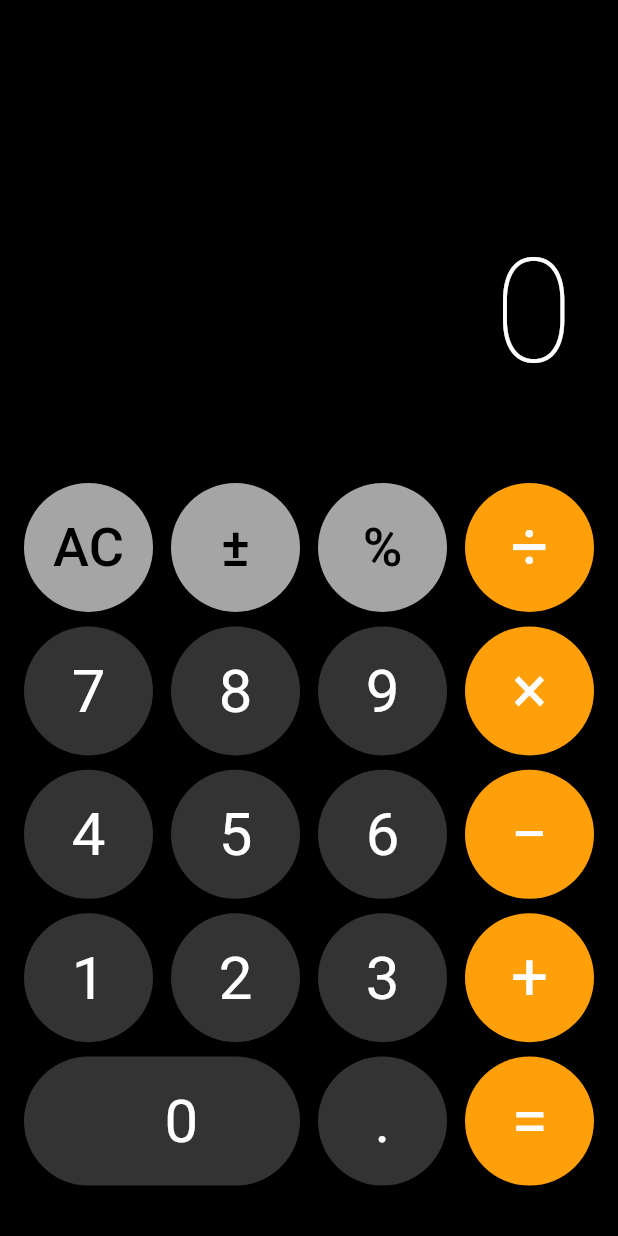
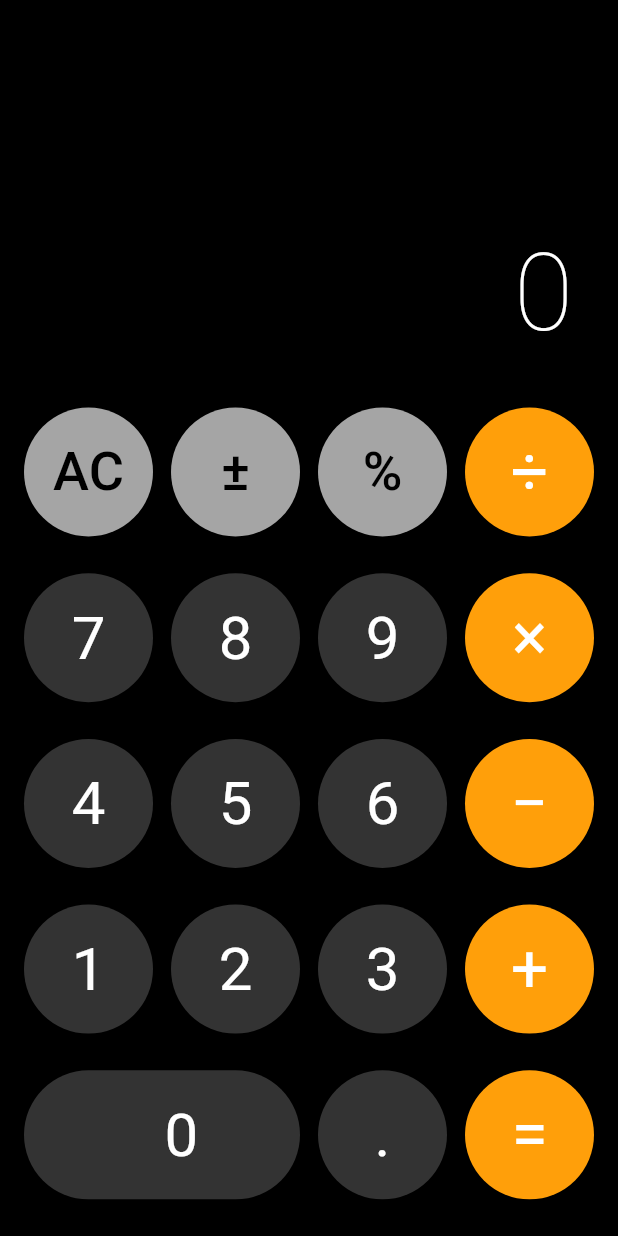
Before and after one commit to RSR41/calculator-app, a Flutter app: the screen it shows after launch, on a phone screen of 412 x 824 dp. Run offline on Flutter 3.47's test engine with Material 3 defaults, Android fonts, the phone set to English and light mode, and no system bars; our stand-ins replace flutter_riverpod.

Commit message:
화면 크기 수정

```diff
--- a/lib/presentation/calculator/calculator_page.dart
+++ b/lib/presentation/calculator/calculator_page.dart
@@ -21,21 +21,21 @@ class CalculatorPage extends ConsumerWidget {
   Widget build(BuildContext context, WidgetRef ref) {
     final state = ref.watch(calculatorProvider);
     final notifier = ref.read(calculatorProvider.notifier);
+    final screenHeight = MediaQuery.of(context).size.height;
 
     return Scaffold(
       backgroundColor: AppColors.backgroundLight,
       body: SafeArea(
         child: Column(
           children: [
-            // 디스플레이 영역 (수식 + 결과)
-            Expanded(
-              flex: 35, // 화면의 35% 차지
+            // 디스플레이 영역 (최소 높이 보장)
+            SizedBox(
+              height: screenHeight * 0.3, // 화면의 30%
               child: _buildDisplay(context, state.displayValue, state.currentExpression),
             ),
 
             // 버튼 그리드 영역
             Expanded(
-              flex: 65, // 화면의 65% 차지
               child: _buildButtonGrid(context, notifier),
             ),
           ],
@@ -53,7 +53,7 @@ class CalculatorPage extends ConsumerWidget {
       alignment: Alignment.bottomRight,
       padding: const EdgeInsets.symmetric(
         horizontal: AppConstants.displayHorizontalPadding,
-        vertical: AppConstants.displayBottomPadding,
+        vertical: 16,
       ),
       child: Column(
         mainAxisAlignment: MainAxisAlignment.end,
@@ -66,7 +66,7 @@ class CalculatorPage extends ConsumerWidget {
               child: Text(
                 expression,
                 style: const TextStyle(
-                  fontSize: 28,
+                  fontSize: 24,
                   fontWeight: FontWeight.w300,
                   color: Colors.white70,
                   height: 1.0,
@@ -92,6 +92,8 @@ class CalculatorPage extends ConsumerWidget {
               style: AppTextStyles.getAdaptiveDisplayStyle(
                 text: displayValue,
                 maxWidth: maxWidth,
+                maxFontSize: 72,
+                minFontSize: 32,
               ),
               textAlign: TextAlign.right,
               maxLines: 1,
@@ -105,19 +107,29 @@ class CalculatorPage extends ConsumerWidget {
 
   /// 버튼 그리드 빌드
   Widget _buildButtonGrid(BuildContext context, CalculatorNotifier notifier) {
-    final screenWidth = MediaQuery.of(context).size.width;
-    final buttonSize = AppConstants.getButtonSize(screenWidth);
+    return LayoutBuilder(
+      builder: (context, constraints) {
+        final availableHeight = constraints.maxHeight;
+        final availableWidth = constraints.maxWidth;
+
+        // 버튼 크기 계산 (가로 기준)
+        final buttonSize = (availableWidth - (AppConstants.horizontalPadding * 2) - (AppConstants.buttonSpacing * 3)) / 4;
+
+        // 세로로 5행이 들어갈 수 있는지 확인
+        final neededHeight = (buttonSize * 5) + (AppConstants.buttonSpacing * 4);
+
+        // 실제 사용할 버튼 크기 (세로가 부족하면 줄임)
+        final actualButtonSize = neededHeight > availableHeight
+            ? (availableHeight - (AppConstants.buttonSpacing * 4)) / 5
+            : buttonSize;
 
         return Padding(
           padding: const EdgeInsets.symmetric(
             horizontal: AppConstants.horizontalPadding,
-        vertical: AppConstants.buttonGridBottomPadding,
           ),
           child: Column(
             mainAxisAlignment: MainAxisAlignment.spaceEvenly,
-        children:
-    [
-
+            children: [
               // 1행: AC, ±, %, ÷
               _buildButtonRow(
                 [
@@ -126,7 +138,7 @@ class CalculatorPage extends ConsumerWidget {
                   _ButtonData('%', CalculatorButtonType.function, notifier.inputPercent),
                   _ButtonData('÷', CalculatorButtonType.operator, () => notifier.inputOperator(Operator.division)),
                 ],
-        buttonSize,
+                actualButtonSize,
               ),
 
               // 2행: 7, 8, 9, ×
@@ -137,7 +149,7 @@ class CalculatorPage extends ConsumerWidget {
                   _ButtonData('9', CalculatorButtonType.number, () => notifier.inputDigit(9)),
                   _ButtonData('×', CalculatorButtonType.operator, () => notifier.inputOperator(Operator.multiplication)),
                 ],
-        buttonSize,
+                actualButtonSize,
               ),
 
               // 3행: 4, 5, 6, −
@@ -148,7 +160,7 @@ class CalculatorPage extends ConsumerWidget {
                   _ButtonData('6', CalculatorButtonType.number, () => notifier.inputDigit(6)),
                   _ButtonData('−', CalculatorButtonType.operator, () => notifier.inputOperator(Operator.subtraction)),
                 ],
-        buttonSize,
+                actualButtonSize,
               ),
 
               // 4행: 1, 2, 3, +
@@ -159,16 +171,18 @@ class CalculatorPage extends ConsumerWidget {
                   _ButtonData('3', CalculatorButtonType.number, () => notifier.inputDigit(3)),
                   _ButtonData('+', CalculatorButtonType.operator, () => notifier.inputOperator(Operator.addition)),
                 ],
-        buttonSize,
+                actualButtonSize,
               ),
 
               // 5행: 0 (wide), ., =
-      _buildLastRow(notifier, buttonSize),
+              _buildLastRow(notifier, actualButtonSize, availableWidth),
             ],
           ),
         );
+      },
+    );
+  }
 
-}
   /// 일반 버튼 행 빌드
   Widget _buildButtonRow(List<_ButtonData> buttons, double buttonSize) {
     return Row(
@@ -183,8 +197,9 @@ size: buttonSize,
       }).toList(),
     );
   }
+
   /// 마지막 행 빌드 (0 버튼이 가로로 넓음)
-Widget _buildLastRow(CalculatorNotifier notifier, double buttonSize) {
+  Widget _buildLastRow(CalculatorNotifier notifier, double buttonSize, double screenWidth) {
     return Row(
       mainAxisAlignment: MainAxisAlignment.spaceBetween,
       children: [
@@ -196,6 +211,7 @@ onTap: () => notifier.inputDigit(0),
           isWide: true,
           size: buttonSize,
         ),
+
         // . 버튼
         CalculatorButton(
           text: '.',
@@ -215,10 +231,12 @@ size: buttonSize,
     );
   }
 }
+
 /// 버튼 데이터를 담는 내부 헬퍼 클래스
 class _ButtonData {
   final String text;
   final CalculatorButtonType type;
   final VoidCallback onTap;
+
   const _ButtonData(this.text, this.type, this.onTap);
 }
```
Also changed, not shown: pubspec.lock. Lines whose indentation alone changed are shown as unchanged.
